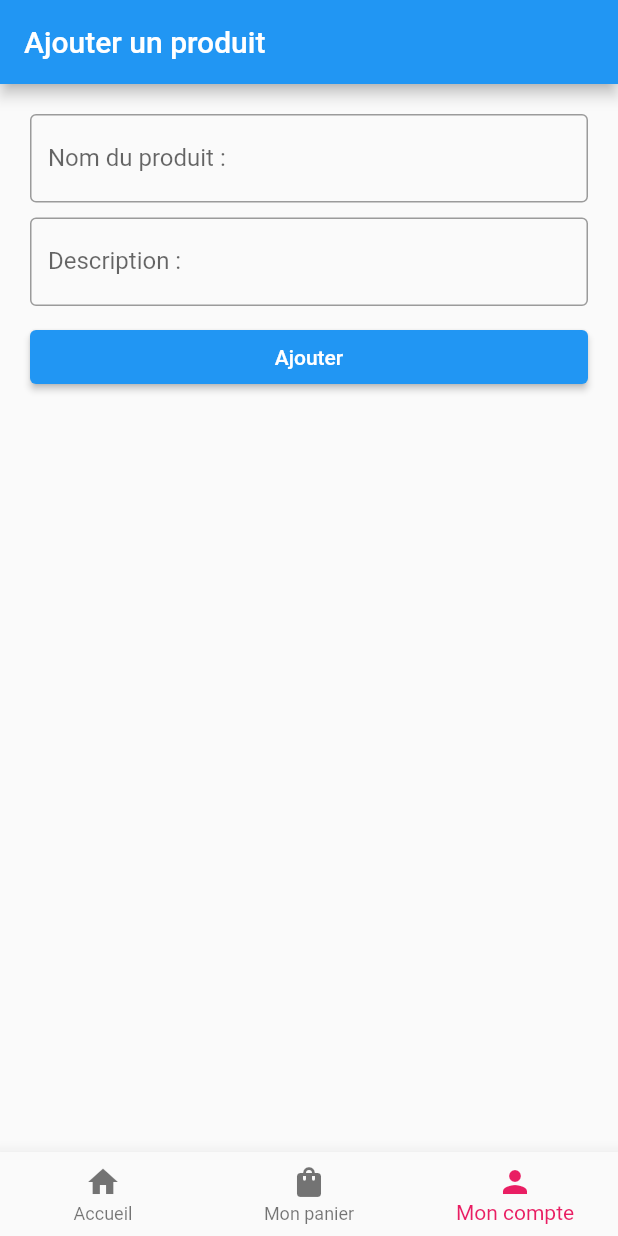
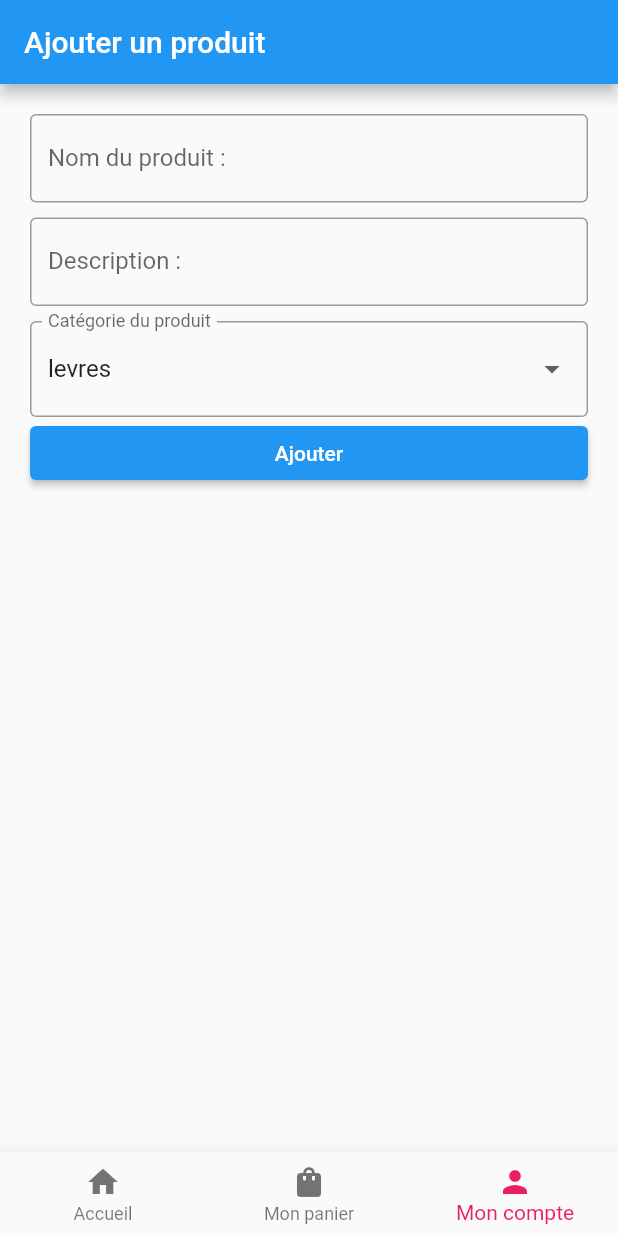
Before and after one commit to thaisbrun/get_ready, a Flutter app: the screen it shows after launch, item 3 of the bottom bar chosen, on a phone screen of 412 x 824 dp. Run offline on Flutter 3.47's test engine with Material 2 defaults, Android fonts, the light colour scheme and no system bars.

Commit message:
Auto-formation du 02/07 (2)

```diff
--- a/lib/pages/addProductPage.dart
+++ b/lib/pages/addProductPage.dart
@@ -13,6 +13,7 @@ class _AddProductPageState extends State<AddProductPage> {
 
   final productNameController = TextEditingController();
   final productDescriptionController = TextEditingController();
+  String selectedCategorie = 'lips';
 
   @override
   void dispose() {
@@ -62,6 +63,24 @@ class _AddProductPageState extends State<AddProductPage> {
                 controller: productDescriptionController,
               ),
             ),
+            DropdownButtonFormField(
+                items: const [
+                  DropdownMenuItem(value:'lips',child: Text("levres")),
+                  DropdownMenuItem(value:'eyes',child: Text("eyes")),
+                  DropdownMenuItem(value:'teint',child: Text("teint")),
+                ],
+                decoration: InputDecoration(
+                  border:OutlineInputBorder(),
+                labelText: 'Catégorie du produit',
+                ),
+                value:selectedCategorie,
+                onChanged: (value){
+                  setState(() {
+                    selectedCategorie = value!;
+                  });
+                }
+
+            ),
             SizedBox(
               width:double.infinity,
             child:ElevatedButton(onPressed: (){
```
